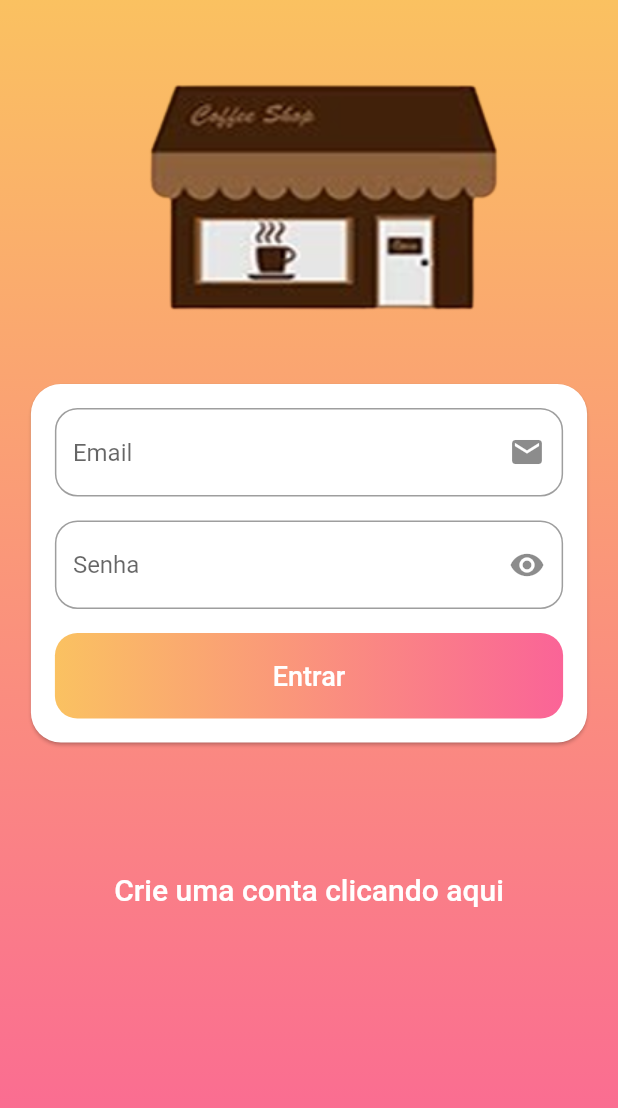
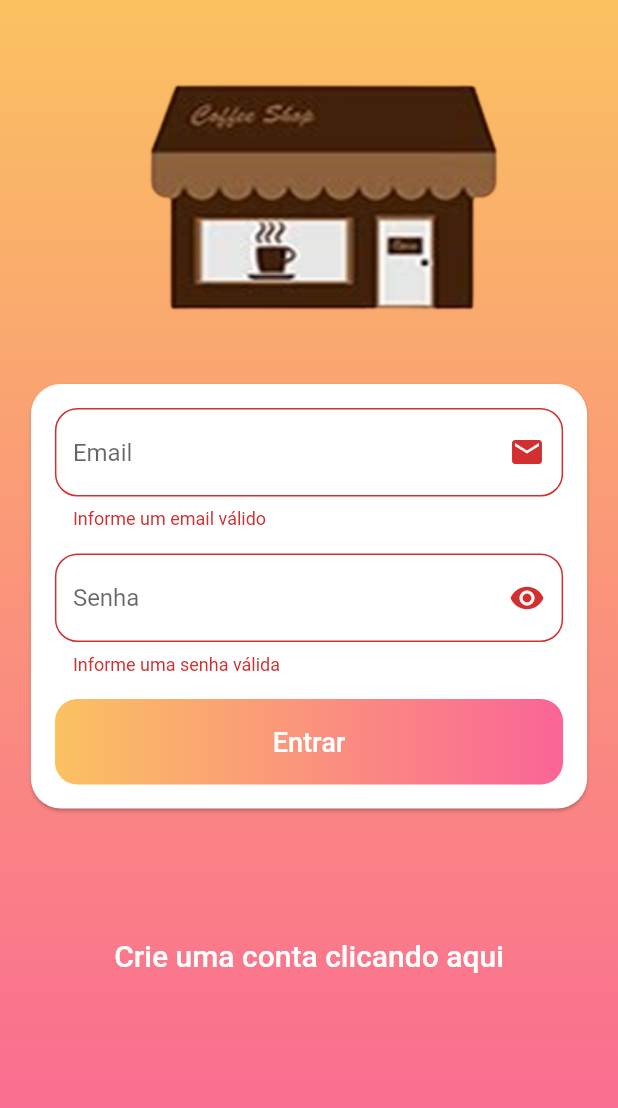
Before and after one commit to JoanaFreitas/tela_login_reproducao, a Flutter app: the screen it shows after launch, after a tap on "Entrar", on a phone screen of 412 x 824 dp. Shown: the top 1108 px of the screen. Run offline on Flutter 3.47's test engine with Material 2 defaults, Android fonts, the phone set to English and light mode, and no system bars.

Commit message:
ajustes de layout e algumas validações de campos

```diff
--- a/lib/formulario.dart
+++ b/lib/formulario.dart
@@ -1,3 +1,5 @@
+import 'dart:async';
+
 import 'package:flutter/material.dart';
 
 enum ModoAutenticar { Registrar, Entrar }
@@ -10,19 +12,43 @@ class Formulario extends StatefulWidget {
 }
 
 class _FormularioState extends State<Formulario> {
+  final _senhaController = TextEditingController();
+  final _formKey=GlobalKey<FormState>();
+  bool _isLoading= false;
+
   ModoAutenticar _modoAutenticar = ModoAutenticar.Entrar;
 
-  bool _isLogin()=>_modoAutenticar==ModoAutenticar.Entrar;
-  bool _isSingup()=>_modoAutenticar==ModoAutenticar.Registrar;
+  Map<String, String> _dadoAutenticar = {
+    'email': '',
+    'senha': '',
+  };
 
-    _alternarAutenticacao(){
+  bool _isLogin() => _modoAutenticar == ModoAutenticar.Entrar;
+  bool _isSingup() => _modoAutenticar == ModoAutenticar.Registrar;
+
+  _alternarAutenticacao() {
     setState(() {
-        if(_isLogin()){
-          _modoAutenticar= ModoAutenticar.Registrar;
-        }else{
-_modoAutenticar=ModoAutenticar.Entrar;
+      if (_isLogin()) {
+        _modoAutenticar = ModoAutenticar.Registrar;
+      } else {
+        _modoAutenticar = ModoAutenticar.Entrar;
       }
     });
+  }
+void _submit(){
+  final isValid = _formKey.currentState?.validate()??false;
+  if(!isValid){
+    return;
+  }
+  setState(()=>_isLoading=true);
+  _formKey.currentState?.save();//qndo for salvar
+
+  if(_isLogin()){
+    //entrar
+  }else{
+    //registar
+  }
+  setState(()=>_isLoading=true);
 }
   @override
   Widget build(BuildContext context) {
@@ -36,6 +62,7 @@ _modoAutenticar=ModoAutenticar.Entrar;
             padding: const EdgeInsets.all(16),
             width: tamDispositivo.width * 0.90,
             child: Form(
+              key: _formKey,
               child: Column(
                 crossAxisAlignment: CrossAxisAlignment.stretch,
                 children: [
@@ -45,7 +72,15 @@ _modoAutenticar=ModoAutenticar.Entrar;
                             borderRadius: BorderRadius.circular(15)),
                         hintText: 'Email',
                         suffixIcon: const Icon(Icons.email)),
-                      keyboardType: TextInputType.none //emailAddress,
+                    keyboardType: TextInputType.emailAddress,
+                    onSaved: (email) => _dadoAutenticar['email'] = email ?? '',
+                    validator: (_email) {
+                      final email = _email ?? '';
+                      if (email.trim().isEmpty || !email.contains('@')) {
+                        return 'Informe um email válido';
+                      }
+                      return null;
+                    },
                   ),
                   const SizedBox(height: 16),
                   TextFormField(
@@ -54,11 +89,20 @@ _modoAutenticar=ModoAutenticar.Entrar;
                             borderRadius: BorderRadius.circular(15)),
                         hintText: 'Senha',
                         suffixIcon: const Icon(Icons.remove_red_eye)),
-                    keyboardType: TextInputType.none,
+                    keyboardType: TextInputType.multiline,
                     obscureText: true,
+                    controller: _senhaController,
+                    onSaved: (senha) => _dadoAutenticar['senha'] = senha ?? '',
+                    validator: (_senha) {
+                      final senha = _senha ?? '';
+                      if (senha.isEmpty || senha.length < 5) {
+                        return 'Informe uma senha válida';
+                      }
+                      return null;
+                    },
                   ),
                   const SizedBox(height: 16),
-                  if (_modoAutenticar == ModoAutenticar.Registrar)
+                  if (_isSingup())
                     Padding(
                       padding: const EdgeInsets.only(bottom: 16),
                       child: TextFormField(
@@ -68,8 +112,17 @@ _modoAutenticar=ModoAutenticar.Entrar;
                                 borderRadius: BorderRadius.circular(15)),
                             hintText: 'Confirmar senha',
                             suffixIcon: const Icon(Icons.remove_red_eye)),
-                        keyboardType: TextInputType.none,
+                        keyboardType: TextInputType.multiline,
                         obscureText: true,
+                        validator: _isLogin()
+                        ?null
+                        :(_senhaConf) {
+                          final senhaConf = _senhaConf ?? '';
+                          if (senhaConf != _senhaController.text) {
+                            return 'Senhas não conferem';
+                          }
+                          return null;
+                        },
                       ),
                     ),
                   //const SizedBox(height: 16),
@@ -82,8 +135,13 @@ _modoAutenticar=ModoAutenticar.Entrar;
                             Color.fromRGBO(250, 83, 140, 0.9),
                           ],
                         )),
-                    child: ElevatedButton(
-                      onPressed: () {},
+                    child:_isLoading
+                    ?Container(
+                      width: 50,
+                      height: 50,
+                      child: Center(child: CircularProgressIndicator()))
+                    : ElevatedButton(
+                      onPressed: _submit,
                       child: Padding(
                         padding: const EdgeInsets.symmetric(
                           vertical: 18,
--- a/lib/home.dart
+++ b/lib/home.dart
@@ -23,7 +23,7 @@ class Home extends StatelessWidget {
           ),
           SingleChildScrollView(
             child: Container(
-              padding: EdgeInsets.only(
+              padding:const EdgeInsets.only(
                 top: 30,
               ),
               child: Center(
```
Lines whose indentation alone changed are shown as unchanged.
